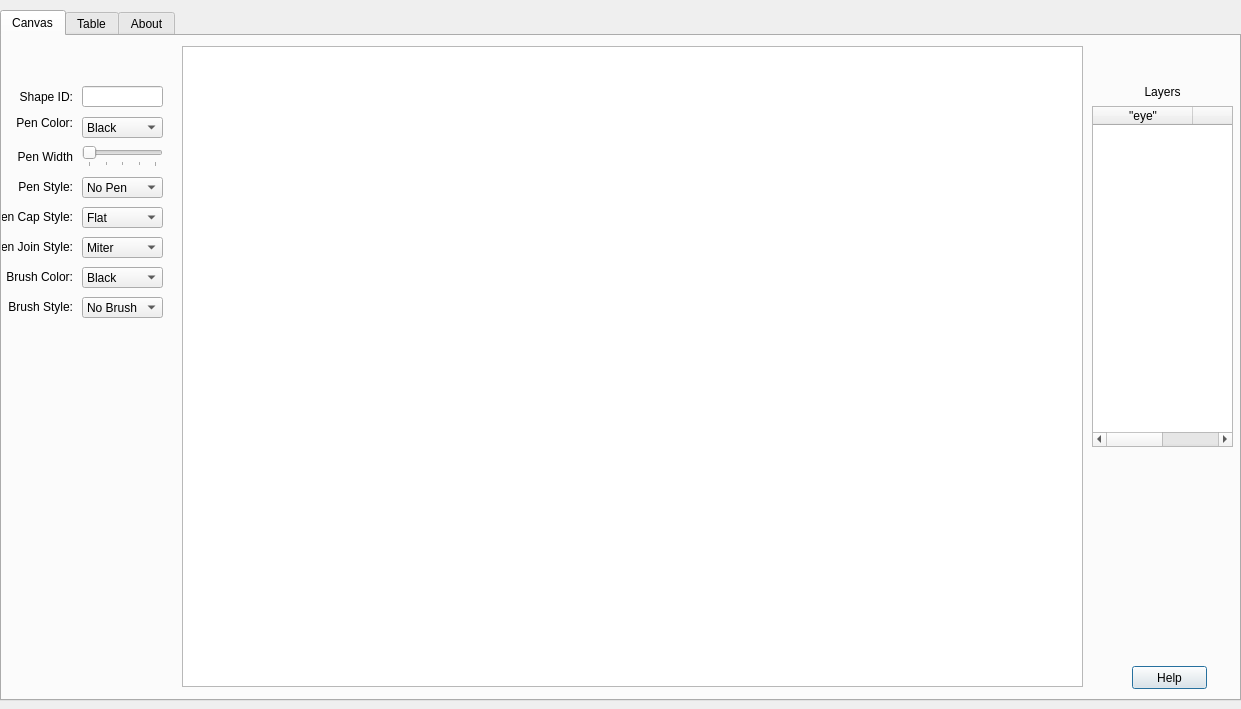
First picture: the form in CoolCats/dialog.ui, repository 25wes25/include-dad-, before the edit.
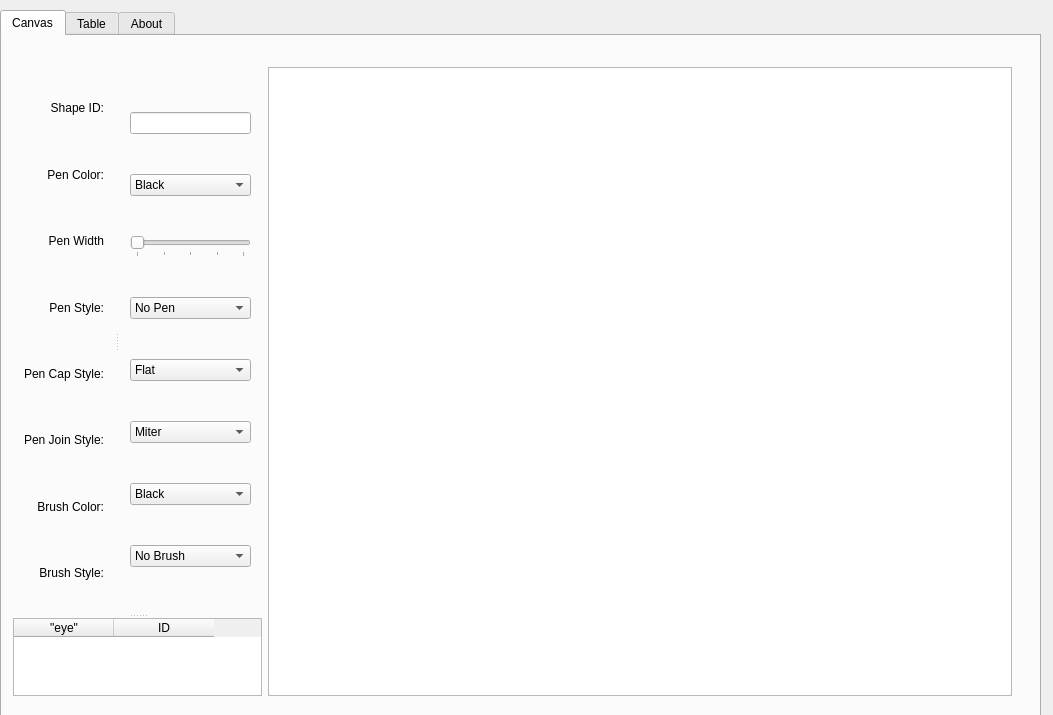
Second picture: the form after the edit. The open tabs and pages were chosen to show the change.

What changed in the file:
```diff
--- a/CoolCats/dialog.ui
+++ b/CoolCats/dialog.ui
@@ -6,8 +6,8 @@
    <rect>
     <x>0</x>
     <y>0</y>
-    <width>1241</width>
-    <height>709</height>
+    <width>1053</width>
+    <height>715</height>
    </rect>
   </property>
   <property name="windowTitle">
@@ -21,8 +21,8 @@
     <rect>
      <x>0</x>
      <y>10</y>
-     <width>1241</width>
-     <height>691</height>
+     <width>1041</width>
+     <height>728</height>
     </rect>
    </property>
    <property name="currentIndex">
@@ -32,25 +32,113 @@
     <attribute name="title">
      <string>Canvas</string>
     </attribute>
-    <widget class="QGraphicsView" name="graphicsView">
+    <widget class="QWidget" name="">
      <property name="geometry">
       <rect>
-       <x>180</x>
-       <y>10</y>
-       <width>901</width>
-       <height>641</height>
+       <x>0</x>
+       <y>20</y>
+       <width>1021</width>
+       <height>651</height>
       </rect>
      </property>
-    </widget>
+     <layout class="QHBoxLayout" name="horizontalLayout">
+      <item>
+       <widget class="QSplitter" name="CanvasInfoSplitter">
+        <property name="orientation">
+         <enum>Qt::Vertical</enum>
+        </property>
+        <widget class="QSplitter" name="ModSplitter">
+         <property name="orientation">
+          <enum>Qt::Horizontal</enum>
+         </property>
+         <widget class="QWidget" name="">
+          <layout class="QVBoxLayout" name="verticalLayout_2">
+           <item>
+            <widget class="QLabel" name="shapeIdLabel">
+             <property name="text">
+              <string>Shape ID:</string>
+             </property>
+             <property name="alignment">
+              <set>Qt::AlignRight|Qt::AlignTrailing|Qt::AlignVCenter</set>
+             </property>
+            </widget>
+           </item>
+           <item>
+            <widget class="QLabel" name="penColorLabel">
+             <property name="text">
+              <string>Pen Color:</string>
+             </property>
+             <property name="alignment">
+              <set>Qt::AlignRight|Qt::AlignTrailing|Qt::AlignVCenter</set>
+             </property>
+            </widget>
+           </item>
+           <item>
+            <widget class="QLabel" name="penWidthLabel">
+             <property name="text">
+              <string>Pen Width</string>
+             </property>
+             <property name="alignment">
+              <set>Qt::AlignRight|Qt::AlignTrailing|Qt::AlignVCenter</set>
+             </property>
+            </widget>
+           </item>
+           <item>
+            <widget class="QLabel" name="penStyleLabel">
+             <property name="text">
+              <string>Pen Style:</string>
+             </property>
+             <property name="alignment">
+              <set>Qt::AlignRight|Qt::AlignTrailing|Qt::AlignVCenter</set>
+             </property>
+            </widget>
+           </item>
+           <item>
+            <widget class="QLabel" name="penCapStyleLabel">
+             <property name="text">
+              <string>Pen Cap Style:</string>
+             </property>
+             <property name="alignment">
+              <set>Qt::AlignRight|Qt::AlignTrailing|Qt::AlignVCenter</set>
+             </property>
+            </widget>
+           </item>
+           <item>
+            <widget class="QLabel" name="PenJoinLabel">
+             <property name="text">
+              <string>Pen Join Style:</string>
+             </property>
+             <property name="alignment">
+              <set>Qt::AlignRight|Qt::AlignTrailing|Qt::AlignVCenter</set>
+             </property>
+            </widget>
+           </item>
+           <item>
+            <widget class="QLabel" name="BrushColorLabel">
+             <property name="text">
+              <string>Brush Color:</string>
+             </property>
+             <property name="alignment">
+              <set>Qt::AlignRight|Qt::AlignTrailing|Qt::AlignVCenter</set>
+             </property>
+            </widget>
+           </item>
+           <item>
+            <widget class="QLabel" name="brushStyleLabel">
+             <property name="text">
+              <string>Brush Style:</string>
+             </property>
+             <property name="alignment">
+              <set>Qt::AlignRight|Qt::AlignTrailing|Qt::AlignVCenter</set>
+             </property>
+            </widget>
+           </item>
+          </layout>
+         </widget>
+         <widget class="QWidget" name="">
+          <layout class="QVBoxLayout" name="InputLayout">
+           <item>
     <widget class="QLineEdit" name="shapeIdEdit">
-     <property name="geometry">
-      <rect>
-       <x>80</x>
-       <y>50</y>
-       <width>81</width>
-       <height>21</height>
-      </rect>
-     </property>
      <property name="layoutDirection">
       <enum>Qt::LeftToRight</enum>
      </property>
@@ -64,31 +152,9 @@
       <set>Qt::AlignRight|Qt::AlignTrailing|Qt::AlignVCenter</set>
      </property>
     </widget>
-    <widget class="QLabel" name="shapeIdLabel">
-     <property name="geometry">
-      <rect>
-       <x>0</x>
-       <y>50</y>
-       <width>71</width>
-       <height>21</height>
-      </rect>
-     </property>
-     <property name="text">
-      <string>Shape ID:</string>
-     </property>
-     <property name="alignment">
-      <set>Qt::AlignRight|Qt::AlignTrailing|Qt::AlignVCenter</set>
-     </property>
-    </widget>
+           </item>
+           <item>
     <widget class="QComboBox" name="penColorEdit">
-     <property name="geometry">
-      <rect>
-       <x>80</x>
-       <y>81</y>
-       <width>81</width>
-       <height>21</height>
-      </rect>
-     </property>
      <item>
       <property name="text">
        <string>Black</string>
@@ -135,55 +201,9 @@
       </property>
      </item>
     </widget>
-    <widget class="QComboBox" name="penStyleEdit">
-     <property name="geometry">
-      <rect>
-       <x>80</x>
-       <y>141</y>
-       <width>81</width>
-       <height>21</height>
-      </rect>
-     </property>
-     <item>
-      <property name="text">
-       <string>No Pen</string>
-      </property>
      </item>
      <item>
-      <property name="text">
-       <string>Solid</string>
-      </property>
-     </item>
-     <item>
-      <property name="text">
-       <string>Dashed</string>
-      </property>
-     </item>
-     <item>
-      <property name="text">
-       <string>Dotted</string>
-      </property>
-     </item>
-     <item>
-      <property name="text">
-       <string>Dash-Dotted</string>
-      </property>
-     </item>
-     <item>
-      <property name="text">
-       <string>Dash-Dot-Dotted</string>
-      </property>
-     </item>
-    </widget>
     <widget class="QSlider" name="penWidthEdit">
-     <property name="geometry">
-      <rect>
-       <x>80</x>
-       <y>110</y>
-       <width>81</width>
-       <height>21</height>
-      </rect>
-     </property>
      <property name="minimumSize">
       <size>
        <width>81</width>
@@ -212,79 +232,43 @@
       <number>5</number>
      </property>
     </widget>
-    <widget class="QLabel" name="penColorLabel">
-     <property name="geometry">
-      <rect>
-       <x>0</x>
-       <y>77</y>
-       <width>71</width>
-       <height>20</height>
-      </rect>
-     </property>
+           </item>
+           <item>
+            <widget class="QComboBox" name="penStyleEdit">
+             <item>
+              <property name="text">
+               <string>No Pen</string>
+              </property>
+             </item>
+             <item>
      <property name="text">
-      <string>Pen Color:</string>
-     </property>
-     <property name="alignment">
-      <set>Qt::AlignRight|Qt::AlignTrailing|Qt::AlignVCenter</set>
-     </property>
-    </widget>
-    <widget class="QLabel" name="penWidthLabel">
-     <property name="geometry">
-      <rect>
-       <x>0</x>
-       <y>110</y>
-       <width>71</width>
-       <height>21</height>
-      </rect>
-     </property>
+               <string>Solid</string>
+              </property>
+             </item>
+             <item>
+              <property name="text">
+               <string>Dashed</string>
+              </property>
+             </item>
+             <item>
      <property name="text">
-      <string>Pen Width</string>
-     </property>
-     <property name="alignment">
-      <set>Qt::AlignRight|Qt::AlignTrailing|Qt::AlignVCenter</set>
-     </property>
-    </widget>
-    <widget class="QLabel" name="penStyleLabel">
-     <property name="geometry">
-      <rect>
-       <x>0</x>
-       <y>140</y>
-       <width>71</width>
-       <height>21</height>
-      </rect>
-     </property>
+               <string>Dotted</string>
+              </property>
+             </item>
+             <item>
      <property name="text">
-      <string>Pen Style:</string>
-     </property>
-     <property name="alignment">
-      <set>Qt::AlignRight|Qt::AlignTrailing|Qt::AlignVCenter</set>
-     </property>
-    </widget>
-    <widget class="QLabel" name="penCapStyleLabel">
-     <property name="geometry">
-      <rect>
-       <x>0</x>
-       <y>170</y>
-       <width>71</width>
-       <height>21</height>
-      </rect>
-     </property>
+               <string>Dash-Dotted</string>
+              </property>
+             </item>
+             <item>
      <property name="text">
-      <string>Pen Cap Style:</string>
-     </property>
-     <property name="alignment">
-      <set>Qt::AlignRight|Qt::AlignTrailing|Qt::AlignVCenter</set>
-     </property>
-    </widget>
+               <string>Dash-Dot-Dotted</string>
+              </property>
+             </item>
+            </widget>
+           </item>
+           <item>
     <widget class="QComboBox" name="PenCapEdit">
-     <property name="geometry">
-      <rect>
-       <x>80</x>
-       <y>171</y>
-       <width>81</width>
-       <height>21</height>
-      </rect>
-     </property>
      <item>
       <property name="text">
        <string>Flat</string>
@@ -301,31 +285,9 @@
       </property>
      </item>
     </widget>
-    <widget class="QLabel" name="PenJoinLabel">
-     <property name="geometry">
-      <rect>
-       <x>0</x>
-       <y>200</y>
-       <width>71</width>
-       <height>21</height>
-      </rect>
-     </property>
-     <property name="text">
-      <string>Pen Join Style:</string>
-     </property>
-     <property name="alignment">
-      <set>Qt::AlignRight|Qt::AlignTrailing|Qt::AlignVCenter</set>
-     </property>
-    </widget>
+           </item>
+           <item>
     <widget class="QComboBox" name="PenJoinEdit">
-     <property name="geometry">
-      <rect>
-       <x>80</x>
-       <y>201</y>
-       <width>81</width>
-       <height>21</height>
-      </rect>
-     </property>
      <item>
       <property name="text">
        <string>Miter</string>
@@ -342,31 +304,9 @@
       </property>
      </item>
     </widget>
-    <widget class="QLabel" name="BrushColorLabel">
-     <property name="geometry">
-      <rect>
-       <x>0</x>
-       <y>230</y>
-       <width>71</width>
-       <height>21</height>
-      </rect>
-     </property>
-     <property name="text">
-      <string>Brush Color:</string>
-     </property>
-     <property name="alignment">
-      <set>Qt::AlignRight|Qt::AlignTrailing|Qt::AlignVCenter</set>
-     </property>
-    </widget>
+           </item>
+           <item>
     <widget class="QComboBox" name="brushColorEdit">
-     <property name="geometry">
-      <rect>
-       <x>80</x>
-       <y>231</y>
-       <width>81</width>
-       <height>21</height>
-      </rect>
-     </property>
      <item>
       <property name="text">
        <string>Black</string>
@@ -413,31 +353,9 @@
       </property>
      </item>
     </widget>
-    <widget class="QLabel" name="brushStyleLabel">
-     <property name="geometry">
-      <rect>
-       <x>0</x>
-       <y>260</y>
-       <width>71</width>
-       <height>21</height>
-      </rect>
-     </property>
-     <property name="text">
-      <string>Brush Style:</string>
-     </property>
-     <property name="alignment">
-      <set>Qt::AlignRight|Qt::AlignTrailing|Qt::AlignVCenter</set>
-     </property>
-    </widget>
+           </item>
+           <item>
     <widget class="QComboBox" name="brushStyleEdit">
-     <property name="geometry">
-      <rect>
-       <x>80</x>
-       <y>261</y>
-       <width>81</width>
-       <height>21</height>
-      </rect>
-     </property>
      <item>
       <property name="text">
        <string>No Brush</string>
@@ -459,15 +377,11 @@
       </property>
      </item>
     </widget>
+           </item>
+          </layout>
+         </widget>
+        </widget>
     <widget class="QTableWidget" name="layerTable">
-     <property name="geometry">
-      <rect>
-       <x>1090</x>
-       <y>70</y>
-       <width>141</width>
-       <height>341</height>
-      </rect>
-     </property>
      <property name="sizeAdjustPolicy">
       <enum>QAbstractScrollArea::AdjustToContents</enum>
      </property>
@@ -488,34 +402,12 @@
       </property>
      </column>
     </widget>
-    <widget class="QLabel" name="label">
-     <property name="geometry">
-      <rect>
-       <x>1090</x>
-       <y>45</y>
-       <width>141</width>
-       <height>21</height>
-      </rect>
-     </property>
-     <property name="text">
-      <string>Layers</string>
-     </property>
-     <property name="alignment">
-      <set>Qt::AlignCenter</set>
-     </property>
-    </widget>
-    <widget class="QPushButton" name="pushButton">
-     <property name="geometry">
-      <rect>
-       <x>1130</x>
-       <y>630</y>
-       <width>75</width>
-       <height>23</height>
-      </rect>
-     </property>
-     <property name="text">
-      <string>Help</string>
-     </property>
+       </widget>
+      </item>
+      <item>
+       <widget class="QGraphicsView" name="graphicsView"/>
+      </item>
+     </layout>
     </widget>
    </widget>
    <widget class="QWidget" name="Table">
```
Left out of the diff: 4 changed lines with no effect on the pictures. Lines whose indentation alone changed are shown as unchanged.
